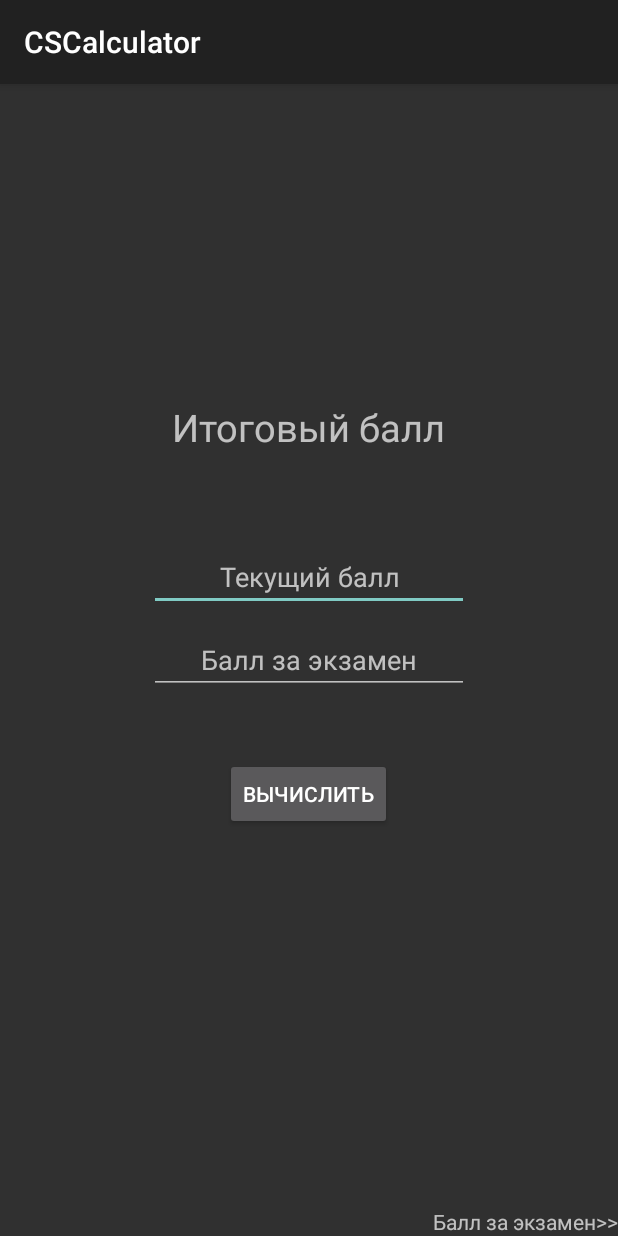
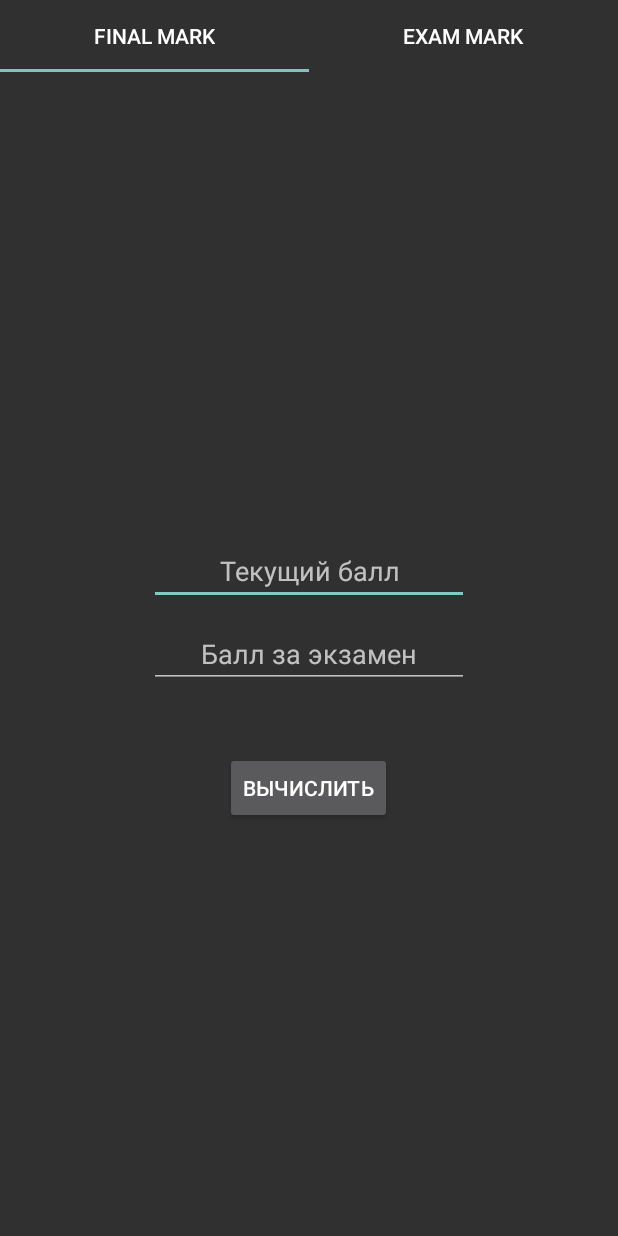
Before and after one commit to IrvinIrvin/CSCalc, an Android app: the screen it shows after launch (MainActivity), on a phone screen of 412 x 824 dp. Run offline under Robolectric (Android 15) with nearby library versions, the phone set to English and light mode, and no system bars.

Commit message:
fixed warnings

```diff
--- a/app/src/main/AndroidManifest.xml
+++ b/app/src/main/AndroidManifest.xml
@@ -9,7 +9,7 @@
         android:label="@string/app_name"
         android:roundIcon="@mipmap/ic_launcher_round"
         android:supportsRtl="true"
-        android:theme="@style/Theme.AppCompat"
+        android:theme="@style/Theme.AppCompat.NoActionBar"
         tools:ignore="GoogleAppIndexingWarning">
         <activity android:name=".MainActivity">
             <intent-filter>
--- a/app/src/main/java/com/dbuster/cscalculator/ExamMark.java
+++ b/app/src/main/java/com/dbuster/cscalculator/ExamMark.java
@@ -16,6 +16,7 @@ import androidx.appcompat.app.AlertDialog;
 import androidx.fragment.app.Fragment;
 
 public class ExamMark extends Fragment {
+
     private EditText currentMarkET;
     private EditText finalMarkET;
     private TextView examMarkTV;
--- a/app/src/main/java/com/dbuster/cscalculator/MainActivity.java
+++ b/app/src/main/java/com/dbuster/cscalculator/MainActivity.java
@@ -4,55 +4,19 @@ import androidx.appcompat.app.AppCompatActivity;
 import androidx.viewpager.widget.ViewPager;
 
 import android.os.Bundle;
-import android.widget.CompoundButton;
-import android.widget.Switch;
+import com.google.android.material.tabs.TabLayout;
 
 public class MainActivity extends AppCompatActivity {
-//    //Layouts--------------------------------------------
-//    RelativeLayout EXLayout, FMLayout;
-//    // Options--------------------------------------------
-//    boolean calcModIsUnChecked = true;
-//    TextView finalMarkOption, examMarkOption;
-//    Switch calcMod;
-//    //final mark layout------------------------------------
-//    TextView finalMarkTextViewFMLayout;
-//    EditText currentAverageEditTextFMLayout, examEditTextFMLayout;
-//    //exam mark layout-------------------------------------
-//    TextView examMarkTextViewEXLayout;
-//    EditText currentAverageEditTextEXLayout, finalMarkEditTextEXLayout;
-
-//    private Switch aSwitch;
-    private SectionStatePagerAdapter mSectionStatePagerAdapter;
-    private ViewPager viewPager;
-
     @Override
     protected void onCreate(Bundle savedInstanceState) {
         super.onCreate(savedInstanceState);
         setContentView(R.layout.activity_main);
-        mSectionStatePagerAdapter = new SectionStatePagerAdapter(getSupportFragmentManager());
-        viewPager = findViewById(R.id.container);
-//        aSwitch = findViewById(R.id.fragmentChanger);
-//        aSwitch.setOnCheckedChangeListener(new CompoundButton.OnCheckedChangeListener() {
-//            @Override
-//            public void onCheckedChanged(CompoundButton buttonView, boolean isChecked) {
-//                if (isChecked) {
-//                    setViewPager(0);
-//                } else {
-//                    setViewPager(1);
-//                }
-//            }
-//        });
-        setupViewPager(viewPager);
+        TabLayout tabLayout = findViewById(R.id.tablayout_id);
+        ViewPager viewPager = findViewById(R.id.container);
+        ViewPagerAdapter adapter = new ViewPagerAdapter(getSupportFragmentManager());
+        adapter.addFragment(new FinalMark(), "Final Mark");
+        adapter.addFragment(new ExamMark(), "Exam Mark");
+        viewPager.setAdapter(adapter);
+        tabLayout.setupWithViewPager(viewPager);
     }
-//    private void setViewPager(int fragmentNumber) {
-//        viewPager.setCurrentItem(fragmentNumber);
-//    }
-
-    private void setupViewPager(ViewPager viewPager) {
-        SectionStatePagerAdapter adapter = new SectionStatePagerAdapter(getSupportFragmentManager());
-        adapter.addFragment(new FinalMark(), "FinalMark");
-        adapter.addFragment(new ExamMark(), "ExamMark");
-        viewPager.setAdapter(adapter);
-    }
-
 }
--- a/app/src/main/java/com/dbuster/cscalculator/SectionStatePagerAdapter.java
+++ /dev/null
@@ -1,34 +0,0 @@
-package com.dbuster.cscalculator;
-
-import androidx.annotation.NonNull;
-import androidx.fragment.app.Fragment;
-import androidx.fragment.app.FragmentManager;
-import androidx.fragment.app.FragmentStatePagerAdapter;
-
-import java.util.ArrayList;
-import java.util.List;
-
-public class SectionStatePagerAdapter extends FragmentStatePagerAdapter {
-    private final List<Fragment> mFragmentList = new ArrayList<>();
-    private final List<String> mFragmentTitleList = new ArrayList<>();
-
-    public SectionStatePagerAdapter(@NonNull FragmentManager fm) {
-        super(fm);
-    }
-
-    public void addFragment(Fragment fragment, String title) {
-        mFragmentList.add(fragment);
-        mFragmentTitleList.add(title);
-    }
-
-    @NonNull
-    @Override
-    public Fragment getItem(int position) {
-        return mFragmentList.get(position);
-    }
-
-    @Override
-    public int getCount() {
-        return mFragmentList.size();
-    }
-}
--- /dev/null
+++ b/app/src/main/java/com/dbuster/cscalculator/ViewPagerAdapter.java
@@ -0,0 +1,44 @@
+package com.dbuster.cscalculator;
+
+import androidx.annotation.NonNull;
+import androidx.annotation.Nullable;
+import androidx.fragment.app.Fragment;
+import androidx.fragment.app.FragmentManager;
+import androidx.fragment.app.FragmentPagerAdapter;
+
+import java.util.ArrayList;
+import java.util.List;
+
+public class ViewPagerAdapter extends FragmentPagerAdapter {
+    private final List<Fragment> fragmentList = new ArrayList<>();
+    private final List<String> FragmentListTitles = new ArrayList<>();
+    ViewPagerAdapter(@NonNull FragmentManager fm) {
+        super(fm);
+    }
+
+    @NonNull
+    @Override
+    public Fragment getItem(int position) {
+        return fragmentList.get(position);
+    }
+
+    @Override
+    public int getCount() {
+        return FragmentListTitles.size();
+    }
+
+    @Nullable
+    @Override
+    public CharSequence getPageTitle(int position) {
+        return FragmentListTitles.get(position);
+    }
+
+    void addFragment(Fragment fragment, String title) {
+        fragmentList.add(fragment);
+        FragmentListTitles.add(title);
+    }
+
+
+
+
+}
--- a/app/src/main/res/layout/activity_main.xml
+++ b/app/src/main/res/layout/activity_main.xml
@@ -1,46 +1,34 @@
 <?xml version="1.0" encoding="utf-8"?>
 <!--xmlns:app="http://schemas.android.com/apk/res-auto-->
-<ScrollView
-    xmlns:tools="http://schemas.android.com/tools"
+<ScrollView xmlns:tools="http://schemas.android.com/tools"
     android:layout_height="match_parent"
     android:layout_width="match_parent"
+    xmlns:app="http://schemas.android.com/apk/res-auto"
     android:fillViewport="true"
-    xmlns:android="http://schemas.android.com/apk/res/android" >
-    <RelativeLayout
+    xmlns:android="http://schemas.android.com/apk/res/android">
+    <LinearLayout
         android:layout_width="match_parent"
         android:layout_height="wrap_content"
+        android:orientation="vertical"
         tools:context=".MainActivity" >
-        <!--layout  for switch-->
-<!--        <RelativeLayout-->
-<!--            android:layout_width="match_parent"-->
-<!--            android:layout_height="wrap_content">-->
-<!--            <TextView-->
-<!--                android:id="@+id/finalMarkOption"-->
-<!--                android:layout_width="wrap_content"-->
-<!--                android:layout_height="wrap_content"-->
-<!--                android:text="@string/finalMarkString"-->
-<!--                android:layout_toStartOf="@id/fragmentChanger"-->
-<!--                android:layout_marginTop="12dp"/>-->
-<!--            <TextView-->
-<!--                android:id="@+id/examMarkOption"-->
-<!--                android:layout_width="wrap_content"-->
-<!--                android:layout_height="wrap_content"-->
-<!--                android:text="@string/examMarkString"-->
-<!--                android:layout_toEndOf="@id/fragmentChanger"-->
-<!--                android:layout_marginTop="12dp"/>-->
-<!--            <Switch-->
-<!--                android:id="@+id/fragmentChanger"-->
-<!--                android:layout_width="wrap_content"-->
-<!--                android:layout_height="wrap_content"-->
-<!--                android:layout_centerHorizontal="true"-->
-<!--                android:layout_marginTop="10dp" />-->
-<!--        </RelativeLayout>-->
         <!--container for fragments. ViewPager cashes fragments-->
+<!--<com.google.android.material.appbar.AppBarLayout-->
+<!--    android:layout_width="match_parent"-->
+<!--    android:layout_height="72sp"-->
+<!--    android:id="@+id/appbarid"/>-->
+        <com.google.android.material.tabs.TabLayout
+            android:layout_width="match_parent"
+            android:layout_height="wrap_content"
+            app:tabGravity="fill"
+            app:tabMode="fixed"
+            android:id="@+id/tablayout_id"
+            app:tabTextColor="@color/tabTextColor"
+            app:tabIndicatorColor="@color/tabIndicatorColor"/>
         <androidx.viewpager.widget.ViewPager
             android:layout_width="match_parent"
             android:layout_height="match_parent"
             android:id="@+id/container">
 
         </androidx.viewpager.widget.ViewPager>
-    </RelativeLayout>
+    </LinearLayout>
 </ScrollView>
--- a/app/src/main/res/layout/exammarkfragment_layout.xml
+++ b/app/src/main/res/layout/exammarkfragment_layout.xml
@@ -5,14 +5,6 @@
 <!--    android:layout_width="match_parent"-->
 <!--    android:layout_height="match_parent">-->
     <!--layout for exam mark-->
-    <TextView
-        android:layout_width="wrap_content"
-        android:layout_height="wrap_content"
-        android:layout_above="@+id/currentMarkEM"
-        android:text="@string/examMarkString"
-        android:layout_centerHorizontal="true"
-        android:textSize="25sp"
-        android:layout_marginBottom="60sp"/>
     <EditText
         android:importantForAutofill="no"
         android:id="@+id/currentMarkEM"
@@ -50,10 +42,4 @@
         android:layout_below="@id/finalMarkEM"
         android:layout_centerHorizontal="true"
         android:textSize="24sp" />
-    <TextView
-        android:layout_width="wrap_content"
-        android:layout_height="wrap_content"
-        android:text="@string/nav_examMark"
-        android:layout_alignParentBottom="true"
-        android:layout_alignParentStart="true"/>
 </RelativeLayout>
--- a/app/src/main/res/layout/finalmarkfragment_layout.xml
+++ b/app/src/main/res/layout/finalmarkfragment_layout.xml
@@ -5,14 +5,6 @@
 <!--    android:layout_width="match_parent"-->
 <!--    android:layout_height="match_parent">-->
     <!--layout for final mark-->
-    <TextView
-        android:layout_width="wrap_content"
-        android:layout_height="wrap_content"
-        android:layout_above="@+id/currentMarkFM"
-        android:text="@string/finalMarkString"
-        android:layout_centerHorizontal="true"
-        android:textSize="25sp"
-        android:layout_marginBottom="60sp"/>
     <EditText
         android:importantForAutofill="no"
         android:id="@+id/currentMarkFM"
@@ -51,10 +43,4 @@
         android:layout_below="@id/examMarkFM"
         android:layout_centerHorizontal="true"
         android:textSize="24sp" />
-    <TextView
-        android:layout_width="wrap_content"
-        android:layout_height="wrap_content"
-        android:text="@string/nav_finalMark"
-        android:layout_alignParentBottom="true"
-        android:layout_alignParentEnd="true"/>
 </RelativeLayout>
--- a/app/src/main/res/values/colors.xml
+++ b/app/src/main/res/values/colors.xml
@@ -1,6 +1,8 @@
 <?xml version="1.0" encoding="utf-8"?>
 <resources>
     <color name="colorPrimary">#fc1105</color>
+    <color name="tabTextColor">#ffffff</color>
+    <color name="tabIndicatorColor">#8bbfbb</color>
     <color name="colorPrimaryDark">#f2fa05</color>
     <color name="colorAccent">#08fa00</color>
 </resources>
--- a/app/src/main/res/values/styles.xml
+++ b/app/src/main/res/values/styles.xml
@@ -1,7 +1,7 @@
 <resources>
 
     <!-- Base application theme. -->
-    <style name="AppTheme" parent="Theme.AppCompat.Light.NoActionBar">
+    <style name="AppTheme" parent="Theme.Design.NoActionBar">
         <!-- Customize your theme here. -->
         <item name="colorPrimary">@color/colorPrimary</item>
         <item name="colorPrimaryDark">@color/colorPrimaryDark</item>
```
